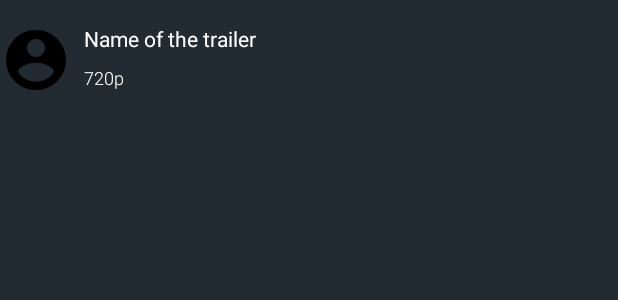
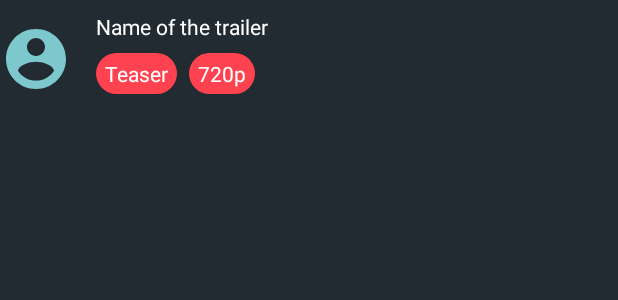
Before and after one commit to luanalbineli/themovielist, an Android app: the layout movie_trailer_item.xml on its own in the app's theme, with its tools: preview values and no code run, on a phone screen of 412 x 824 dp. Shown: the top 300 px of the screen. Run offline under Robolectric (Android 15) with nearby library versions, the phone set to English and light mode, and no system bars.

Commit message:
- Implementation of the movie detail

```diff
--- a/app/src/main/java/com/themovielist/model/response/MovieDetailResponseModel.kt
+++ b/app/src/main/java/com/themovielist/model/response/MovieDetailResponseModel.kt
@@ -25,7 +25,8 @@ data class MovieDetailTrailerResponseModel constructor(
 
 data class MovieTrailerModel constructor(@SerializedName("size") val size: String,
                                          @SerializedName("source") val source: String,
-                                         @SerializedName("name") val name: String)
+                                         @SerializedName("name") val name: String,
+                                         @SerializedName("type") val type: String)
 
 data class MovieReviewModel constructor(@SerializedName("author") val author: String,
                                         @SerializedName("content") val content: String)
--- a/app/src/main/java/com/themovielist/widget/BaseFullscreenListDialog.kt
+++ b/app/src/main/java/com/themovielist/widget/BaseFullscreenListDialog.kt
@@ -5,9 +5,10 @@ import android.os.Parcelable
 import android.view.LayoutInflater
 import android.view.View
 import android.view.ViewGroup
+import com.themovielist.R
 import androidx.fragment.app.DialogFragment
 
-abstract class BaseFullscreenListDialog<TModel: Parcelable, TView>: DialogFragment() {
+abstract class BaseFullscreenListDialog<TModel: Parcelable>: DialogFragment() {
     protected lateinit var mList: ArrayList<TModel>
 
     override fun onStart() {
@@ -41,7 +42,7 @@ abstract class BaseFullscreenListDialog<TModel: Parcelable, TView>: DialogFragme
     companion object {
         private const val LIST_BUNDLE_KEY = "list"
 
-        fun <TFragmentDialog : BaseFullscreenListDialog<TModel, *>, TModel : Parcelable> createNewInstance(clazz: Class<TFragmentDialog>, items: List<TModel>): TFragmentDialog {
+        fun <TFragmentDialog : BaseFullscreenListDialog<TModel>, TModel : Parcelable> createNewInstance(clazz: Class<TFragmentDialog>, items: List<TModel>): TFragmentDialog {
             val baseFullscreenDialogWithList = clazz.newInstance()
             val bundle = Bundle()
             bundle.putParcelableArrayList(LIST_BUNDLE_KEY, ArrayList(items))
--- /dev/null
+++ b/app/src/main/res/drawable/shape_chip.xml
@@ -0,0 +1,13 @@
+<?xml version="1.0" encoding="utf-8"?>
+<shape xmlns:android="http://schemas.android.com/apk/res/android">
+
+    <solid android:color="@color/colorPrimary" />
+
+    <padding
+        android:bottom="4dp"
+        android:left="6dp"
+        android:right="6dp"
+        android:top="4dp" />
+
+    <corners android:radius="30dp" />
+</shape>
--- a/app/src/main/res/layout/movie_detail_section.xml
+++ b/app/src/main/res/layout/movie_detail_section.xml
@@ -24,7 +24,7 @@
         app:layout_constraintTop_toBottomOf="@id/dividerMovieDetailSection" />
 
     <FrameLayout
-        android:id="@+id/tvMovieDetailSectionContent"
+        android:id="@+id/section_content_container"
         android:layout_width="0dp"
         android:layout_height="wrap_content"
         android:layout_marginTop="16dp"
@@ -53,6 +53,6 @@
         app:layout_constraintEnd_toEndOf="parent"
         android:gravity="end"
         app:layout_constraintStart_toStartOf="parent"
-        app:layout_constraintTop_toBottomOf="@id/tvMovieDetailSectionContent"
+        app:layout_constraintTop_toBottomOf="@id/section_content_container"
         tools:text="See all reviews (12)" />
 </androidx.constraintlayout.widget.ConstraintLayout>
--- a/app/src/main/res/layout/movie_trailer_item.xml
+++ b/app/src/main/res/layout/movie_trailer_item.xml
@@ -1,7 +1,16 @@
 <?xml version="1.0" encoding="utf-8"?>
-<androidx.constraintlayout.widget.ConstraintLayout xmlns:android="http://schemas.android.com/apk/res/android"
+<layout xmlns:android="http://schemas.android.com/apk/res/android"
     xmlns:app="http://schemas.android.com/apk/res-auto"
-    xmlns:tools="http://schemas.android.com/tools"
+    xmlns:tools="http://schemas.android.com/tools">
+
+    <data>
+
+        <variable
+            name="trailerModel"
+            type="com.themovielist.model.response.MovieTrailerModel" />
+    </data>
+
+    <androidx.constraintlayout.widget.ConstraintLayout
         android:layout_width="match_parent"
         android:layout_height="wrap_content"
         android:layout_marginTop="8dp"
@@ -10,37 +19,50 @@
 
         <ImageView
             android:id="@+id/sdvMovieTrailerThumbnail"
-        android:layout_width="48dp"
-        android:layout_height="48dp"
-        android:layout_marginTop="8dp"
-        android:layout_marginBottom="8dp"
+            android:layout_width="@dimen/movie_detail_thumbnail"
+            android:layout_height="@dimen/movie_detail_thumbnail"
             android:scaleType="centerCrop"
-        android:tint="@color/black_alpha_40"
+            android:tint="@color/half_baked"
             app:layout_constraintBottom_toBottomOf="parent"
             app:layout_constraintStart_toStartOf="parent"
             app:layout_constraintTop_toTopOf="parent"
-        app:srcCompat="@drawable/ic_account_circle" />
+            app:srcCompat="@drawable/ic_account_circle"
+            app:trailerThumbnail="@{trailerModel.source}" />
 
         <TextView
-        android:id="@+id/tvMovieTrailerName"
+            android:id="@+id/trailer_name"
             android:layout_width="0dp"
             android:layout_height="wrap_content"
-        android:layout_marginStart="8dp"
+            android:layout_marginStart="16dp"
+            android:text="@{trailerModel.name}"
             app:layout_constraintEnd_toEndOf="parent"
             app:layout_constraintStart_toEndOf="@+id/sdvMovieTrailerThumbnail"
-        app:layout_constraintTop_toTopOf="@+id/sdvMovieTrailerThumbnail"
+            app:layout_constraintTop_toTopOf="parent"
             tools:text="Name of the trailer" />
 
         <TextView
-        android:id="@+id/tvMovieTrailerSize"
+            android:id="@+id/trailer_type"
             android:layout_width="wrap_content"
             android:layout_height="wrap_content"
             android:layout_marginTop="8dp"
-        android:fontFamily="sans-serif-light"
-        android:textColor="@android:color/white"
-        android:textSize="12sp"
-        app:layout_constraintStart_toStartOf="@+id/tvMovieTrailerName"
-        app:layout_constraintTop_toBottomOf="@+id/tvMovieTrailerName"
+            android:layout_marginBottom="8dp"
+            android:background="@drawable/shape_chip"
+            android:text="@{trailerModel.type}"
+            app:layout_constraintBottom_toBottomOf="parent"
+            app:layout_constraintStart_toStartOf="@+id/trailer_name"
+            app:layout_constraintTop_toBottomOf="@+id/trailer_name"
+            tools:text="Teaser" />
+
+        <TextView
+            android:background="@drawable/shape_chip"
+            android:id="@+id/trailer_size"
+            android:layout_width="wrap_content"
+            android:layout_height="wrap_content"
+            android:layout_marginStart="8dp"
+            app:layout_constraintStart_toEndOf="@+id/trailer_type"
+            app:layout_constraintTop_toTopOf="@+id/trailer_type"
+            android:text="@{trailerModel.size}"
             tools:text="720p" />
 
     </androidx.constraintlayout.widget.ConstraintLayout>
+</layout>
--- a/app/src/main/res/values/dimens.xml
+++ b/app/src/main/res/values/dimens.xml
@@ -4,10 +4,13 @@
     <dimen name="activity_horizontal_margin">16dp</dimen>
     <dimen name="activity_vertical_margin">16dp</dimen>
 
+    <!-- HOME tab -->
     <dimen name="home_movie_list_image_space">16dp</dimen>
-
     <dimen name="home_movie_list_image_width">150dp</dimen>
     <dimen name="home_movie_list_image_height">200dp</dimen>
+
+    <!-- MOVIE DETAIL -->
+    <dimen name="movie_detail_thumbnail">48dp</dimen>
 
     <!-- RequestStatusView -->
     <dimen name="text_error_title_size">56sp</dimen>
--- a/app/src/main/res/values/strings.xml
+++ b/app/src/main/res/values/strings.xml
@@ -26,4 +26,6 @@
     <string name="read_all_reviews_format">Read all reviews (%1$s)</string>
     <string name="see_all_trailers_format">See all trailers (%1$s)</string>
     <string name="movie_runtime_format">%1$sh %2$sm</string>
+    <string name="read_more">read more</string>
+    <string name="read_less">read less</string>
 </resources>
--- a/build.gradle
+++ b/build.gradle
@@ -22,7 +22,7 @@ buildscript {
         mavenCentral()
     }
     dependencies {
-        classpath 'com.android.tools.build:gradle:3.3.0-alpha11'
+        classpath 'com.android.tools.build:gradle:3.3.0-alpha12'
         classpath "org.jetbrains.kotlin:kotlin-gradle-plugin:$kotlinVersion"
     }
 }
```
Also changed, not shown: app/src/main/java/com/themovielist/ui/moviedetail/MovieDetailActivity.kt (+22 -3 lines), app/src/main/java/com/themovielist/ui/moviedetail/MovieDetailBinding.kt (+17 -0 lines), app/src/main/java/com/themovielist/ui/moviedetail/MovieDetailViewModel.kt (+9 -0 lines), app/src/main/java/com/themovielist/ui/moviedetail/review/MovieDetailReviewViewHolder.kt (added, +18 -0 lines), app/src/main/java/com/themovielist/util/CommonBindingAdapters.kt (+16 -5 lines), app/src/main/java/com/themovielist/widget/MovieDetailSectionView.kt (+6 -5 lines), app/src/main/java/com/themovielist/widget/ReadMoreTextView.kt (added, +214 -0 lines), app/src/main/res/layout/movie_review_item.xml (+19 -11 lines), gradle/wrapper/gradle-wrapper.properties. Lines whose indentation alone changed are shown as unchanged.
